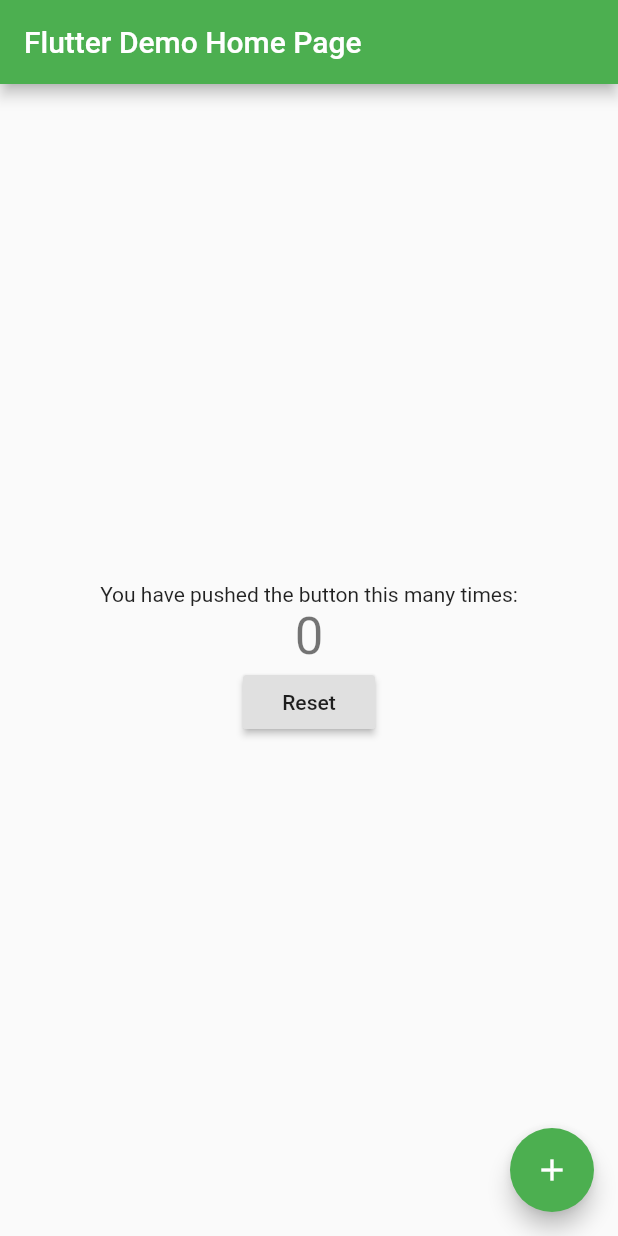
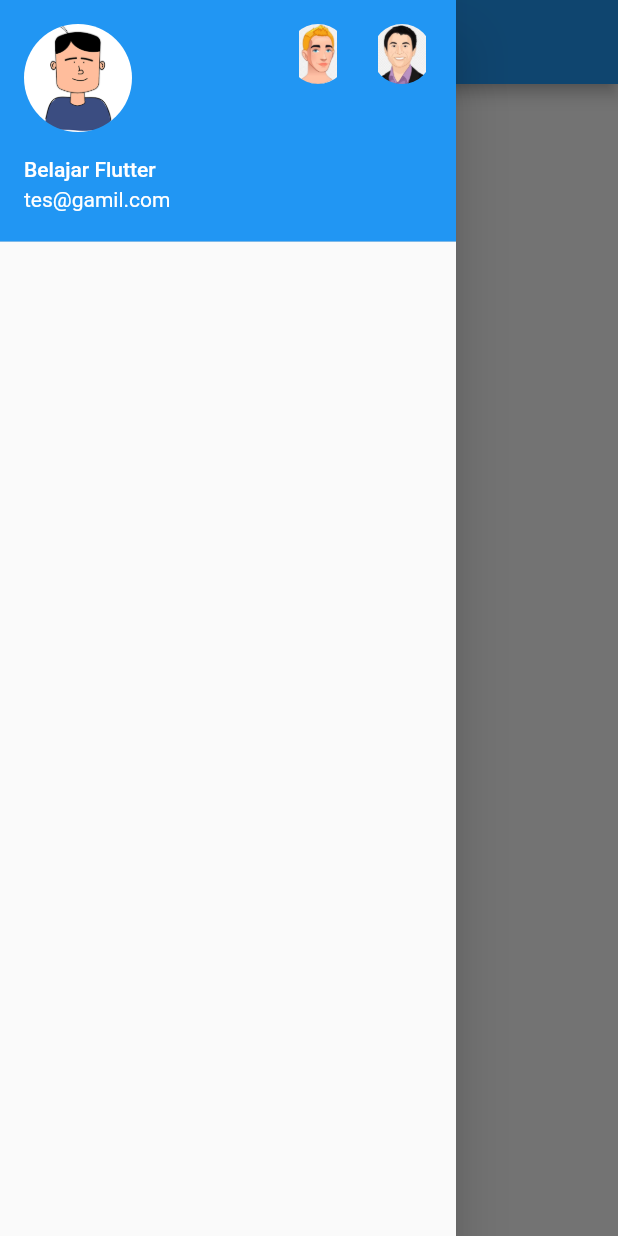
Before and after one commit to hdinjos/state-full-widget-flutter, a Flutter app: the screen it shows after launch, with the side drawer open (before the commit the screen has no drawer), on a phone screen of 412 x 824 dp. Run offline on Flutter 3.47's test engine with Material 2 defaults, Android fonts, the phone set to English and light mode, and no system bars.

```diff
--- a/lib/main.dart
+++ b/lib/main.dart
@@ -1,127 +1,23 @@
 import 'package:flutter/material.dart';
+import 'nav-drawer.dart';
 
 void main() {
   runApp(MyApp());
 }
 
 class MyApp extends StatelessWidget {
-  // This widget is the root of your application.
   @override
   Widget build(BuildContext context) {
     return MaterialApp(
-      title: 'Flutter Demo',
-      theme: ThemeData(
-        // This is the theme of your application.
-        //
-        // Try running your application with "flutter run". You'll see the
-        // application has a blue toolbar. Then, without quitting the app, try
-        // changing the primarySwatch below to Colors.green and then invoke
-        // "hot reload" (press "r" in the console where you ran "flutter run",
-        // or simply save your changes to "hot reload" in a Flutter IDE).
-        // Notice that the counter didn't reset back to zero; the application
-        // is not restarted.
-        primarySwatch: Colors.green,
-        // This makes the visual density adapt to the platform that you run
-        // the app on. For desktop platforms, the controls will be smaller and
-        // closer together (more dense) than on mobile platforms.
-        visualDensity: VisualDensity.adaptivePlatformDensity,
+      home: Scaffold(
+        appBar: AppBar(
+          title: Text("Drawer"),
+        ),
+        drawer: DrawerWidget(),
+        body: Center(
+          child: Text("OKE HOME"),
+        ),
       ),
-      home: MyHomePage(title: 'Flutter Demo Home Page'),
     );
   }
 }
-
-class MyHomePage extends StatefulWidget {
-  MyHomePage({Key key, this.title}) : super(key: key);
-
-  // This widget is the home page of your application. It is stateful, meaning
-  // that it has a State object (defined below) that contains fields that affect
-  // how it looks.
-
-  // This class is the configuration for the state. It holds the values (in this
-  // case the title) provided by the parent (in this case the App widget) and
-  // used by the build method of the State. Fields in a Widget subclass are
-  // always marked "final".
-
-  final String title;
-
-  @override
-  _MyHomePageState createState() => _MyHomePageState();
-}
-
-class _MyHomePageState extends State<MyHomePage> {
-  int _counter = 0;
-
-  void _incrementCounter() {
-    setState(() {
-      // This call to setState tells the Flutter framework that something has
-      // changed in this State, which causes it to rerun the build method below
-      // so that the display can reflect the updated values. If we changed
-      // _counter without calling setState(), then the build method would not be
-      // called again, and so nothing would appear to happen.
-      _counter++;
-    });
-  }
-
-  void _resetCounter() {
-    setState(() {
-      _counter = 0;
-    });
-  }
-
-  @override
-  Widget build(BuildContext context) {
-    // This method is rerun every time setState is called, for instance as done
-    // by the _incrementCounter method above.
-    //
-    // The Flutter framework has been optimized to make rerunning build methods
-    // fast, so that you can just rebuild anything that needs updating rather
-    // than having to individually change instances of widgets.
-    return Scaffold(
-      appBar: AppBar(
-        // Here we take the value from the MyHomePage object that was created by
-        // the App.build method, and use it to set our appbar title.
-        title: Text(widget.title),
-      ),
-      body: Center(
-        // Center is a layout widget. It takes a single child and positions it
-        // in the middle of the parent.
-        child: Column(
-          // Column is also a layout widget. It takes a list of children and
-          // arranges them vertically. By default, it sizes itself to fit its
-          // children horizontally, and tries to be as tall as its parent.
-          //
-          // Invoke "debug painting" (press "p" in the console, choose the
-          // "Toggle Debug Paint" action from the Flutter Inspector in Android
-          // Studio, or the "Toggle Debug Paint" command in Visual Studio Code)
-          // to see the wireframe for each widget.
-          //
-          // Column has various properties to control how it sizes itself and
-          // how it positions its children. Here we use mainAxisAlignment to
-          // center the children vertically; the main axis here is the vertical
-          // axis because Columns are vertical (the cross axis would be
-          // horizontal).
-          mainAxisAlignment: MainAxisAlignment.center,
-          children: <Widget>[
-            Text(
-              'You have pushed the button this many times:',
-            ),
-            Text(
-              '$_counter',
-              style: Theme.of(context).textTheme.headline4,
-            ),
-            RaisedButton(
-              onPressed: _resetCounter,
-              child: Text('Reset'),
-            )
-          ],
-        ),
-      ),
-      floatingActionButton: FloatingActionButton(
-        onPressed: _incrementCounter,
-        tooltip: 'Increment',
-        child: Icon(Icons.add),
-      ), // This trailing comma makes auto-formatting nicer for build methods.
-    );
-  }
-}
--- /dev/null
+++ b/lib/nav-drawer.dart
@@ -0,0 +1,38 @@
+import 'package:flutter/material.dart';
+
+class DrawerWidget extends StatelessWidget {
+  @override
+  Widget build(BuildContext context) {
+    return Drawer(
+      child: ListView(
+        padding: EdgeInsets.zero,
+        children: <Widget>[_drawerHeader()],
+      ),
+    );
+  }
+}
+
+Widget _drawerHeader() {
+  return UserAccountsDrawerHeader(
+    currentAccountPicture: ClipOval(
+      child: Image(
+        image: AssetImage('assets/images/avatar_1.png'),
+        fit: BoxFit.cover,
+      ),
+    ),
+    otherAccountsPictures: [
+      ClipOval(
+        child: Image(
+          image: AssetImage('assets/images/avatar_2.jpg'),
+        ),
+      ),
+      ClipOval(
+        child: Image(
+          image: AssetImage('assets/images/avatar_3.jpg'),
+        ),
+      ),
+    ],
+    accountName: Text("Belajar Flutter"),
+    accountEmail: Text("tes@gamil.com"),
+  );
+}
--- a/pubspec.yaml
+++ b/pubspec.yaml
@@ -3,7 +3,7 @@ description: A new Flutter project.
 
 # The following line prevents the package from being accidentally published to
 # pub.dev using `pub publish`. This is preferred for private packages.
-publish_to: 'none' # Remove this line if you wish to publish to pub.dev
+publish_to: "none" # Remove this line if you wish to publish to pub.dev
 
 # The following defines the version and build number for your application.
 # A version number is three numbers separated by dots, like 1.2.43
@@ -24,7 +24,6 @@ dependencies:
   flutter:
     sdk: flutter
 
-
   # The following adds the Cupertino Icons font to your application.
   # Use with the CupertinoIcons class for iOS style icons.
   cupertino_icons: ^1.0.0
@@ -38,7 +37,6 @@ dev_dependencies:
 
 # The following section is specific to Flutter.
 flutter:
-
   # The following line ensures that the Material Icons font is
   # included with your application, so that you can use the icons in
   # the material Icons class.
@@ -48,6 +46,8 @@ flutter:
   # assets:
   #   - images/a_dot_burr.jpeg
   #   - images/a_dot_ham.jpeg
+  assets:
+    - assets/images/
 
   # An image asset can refer to one or more resolution-specific "variants", see
   # https://flutter.dev/assets-and-images/#resolution-aware.
```
Also changed, not shown: assets/images/avatar_1.png (added), assets/images/avatar_2.jpg (added), assets/images/avatar_3.jpg (added).
